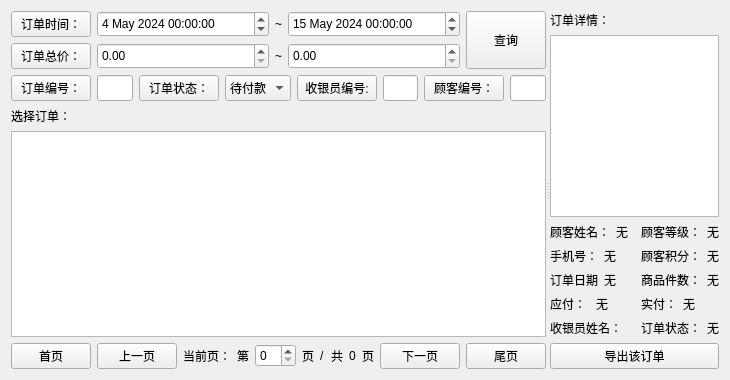
Before: the Qt Designer form view/manager/widgetordermanager.ui in ylxcvvan/Supermarket-Commodity-Management-System, drawn with Qt 5.
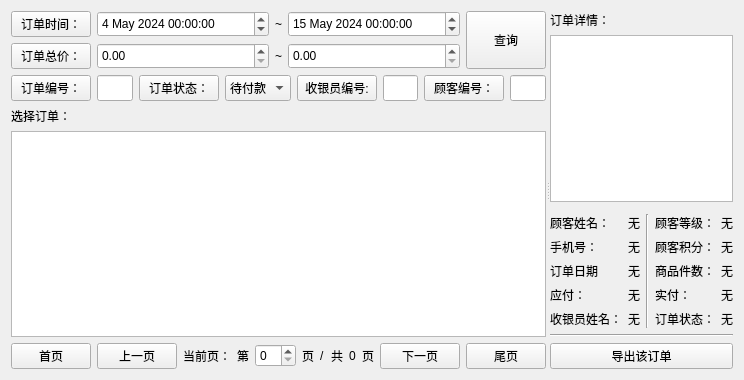
After: the same form once the commit is applied. Custom widgets are drawn as their Qt base class.

Commit message: 修复了：在订单管理界面，双击查看订单物品列表时的崩溃问题

Patch:
```diff
--- a/view/manager/widgetordermanager.ui
+++ b/view/manager/widgetordermanager.ui
@@ -478,6 +478,13 @@
          </item>
         </layout>
        </item>
+       <item>
+        <widget class="Line" name="line_3">
+         <property name="orientation">
+          <enum>Qt::Vertical</enum>
+         </property>
+        </widget>
+       </item>
        <item>
         <layout class="QHBoxLayout" name="horizontalLayout_17">
          <item>
@@ -496,6 +503,9 @@
                <property name="text">
                 <string>无</string>
                </property>
+               <property name="alignment">
+                <set>Qt::AlignRight|Qt::AlignTrailing|Qt::AlignVCenter</set>
+               </property>
               </widget>
              </item>
             </layout>
@@ -520,6 +530,9 @@
                <property name="text">
                 <string>无</string>
                </property>
+               <property name="alignment">
+                <set>Qt::AlignRight|Qt::AlignTrailing|Qt::AlignVCenter</set>
+               </property>
               </widget>
              </item>
             </layout>
@@ -538,6 +551,9 @@
                <property name="text">
                 <string>无</string>
                </property>
+               <property name="alignment">
+                <set>Qt::AlignRight|Qt::AlignTrailing|Qt::AlignVCenter</set>
+               </property>
               </widget>
              </item>
             </layout>
@@ -556,6 +572,9 @@
                <property name="text">
                 <string>无</string>
                </property>
+               <property name="alignment">
+                <set>Qt::AlignRight|Qt::AlignTrailing|Qt::AlignVCenter</set>
+               </property>
               </widget>
              </item>
             </layout>
@@ -572,7 +591,10 @@
              <item>
               <widget class="QLabel" name="labelCashierName">
                <property name="text">
-                <string/>
+                <string>无</string>
+               </property>
+               <property name="alignment">
+                <set>Qt::AlignRight|Qt::AlignTrailing|Qt::AlignVCenter</set>
                </property>
               </widget>
              </item>
@@ -580,6 +602,13 @@
            </item>
           </layout>
          </item>
+         <item>
+          <widget class="Line" name="line">
+           <property name="orientation">
+            <enum>Qt::Vertical</enum>
+           </property>
+          </widget>
+         </item>
          <item>
           <layout class="QVBoxLayout" name="verticalLayout_8">
            <item>
@@ -596,6 +625,9 @@
                <property name="text">
                 <string>无</string>
                </property>
+               <property name="alignment">
+                <set>Qt::AlignRight|Qt::AlignTrailing|Qt::AlignVCenter</set>
+               </property>
               </widget>
              </item>
             </layout>
@@ -614,6 +646,9 @@
                <property name="text">
                 <string>无</string>
                </property>
+               <property name="alignment">
+                <set>Qt::AlignRight|Qt::AlignTrailing|Qt::AlignVCenter</set>
+               </property>
               </widget>
              </item>
             </layout>
@@ -632,6 +667,9 @@
                <property name="text">
                 <string>无</string>
                </property>
+               <property name="alignment">
+                <set>Qt::AlignRight|Qt::AlignTrailing|Qt::AlignVCenter</set>
+               </property>
               </widget>
              </item>
             </layout>
@@ -653,6 +691,9 @@
                <property name="text">
                 <string>无</string>
                </property>
+               <property name="alignment">
+                <set>Qt::AlignRight|Qt::AlignTrailing|Qt::AlignVCenter</set>
+               </property>
               </widget>
              </item>
             </layout>
@@ -671,6 +712,9 @@
                <property name="text">
                 <string>无</string>
                </property>
+               <property name="alignment">
+                <set>Qt::AlignRight|Qt::AlignTrailing|Qt::AlignVCenter</set>
+               </property>
               </widget>
              </item>
             </layout>
@@ -679,6 +723,13 @@
          </item>
         </layout>
        </item>
+       <item>
+        <widget class="Line" name="line_2">
+         <property name="orientation">
+          <enum>Qt::Horizontal</enum>
+         </property>
+        </widget>
+       </item>
        <item>
         <widget class="QPushButton" name="pushButton_2">
          <property name="text">
```
The commit also changes 2 other files.
